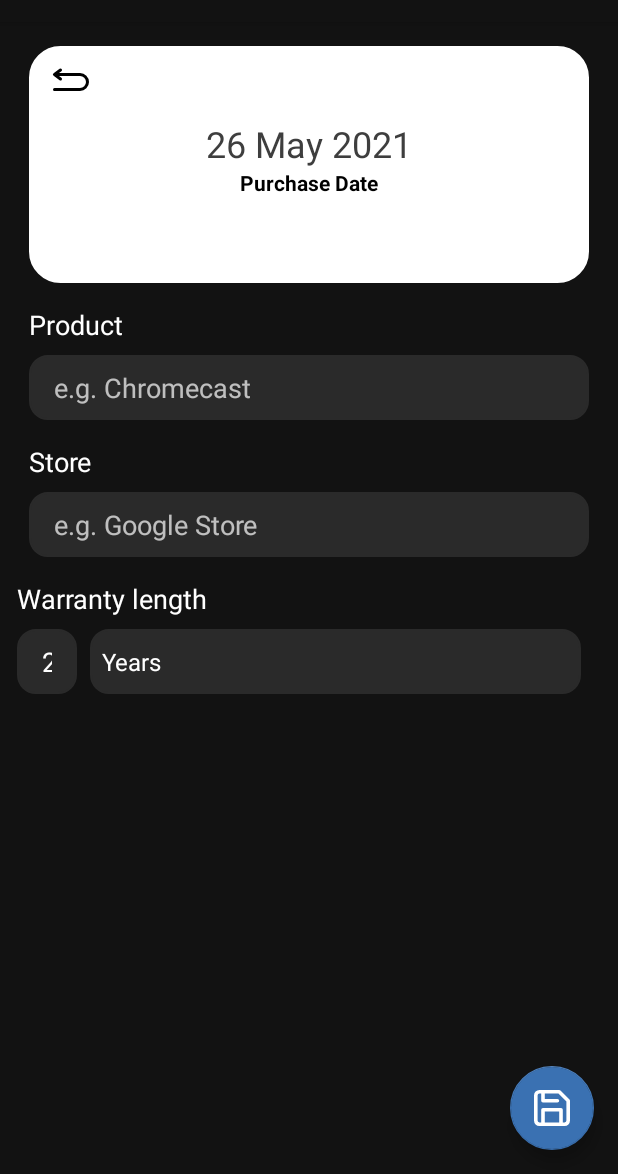
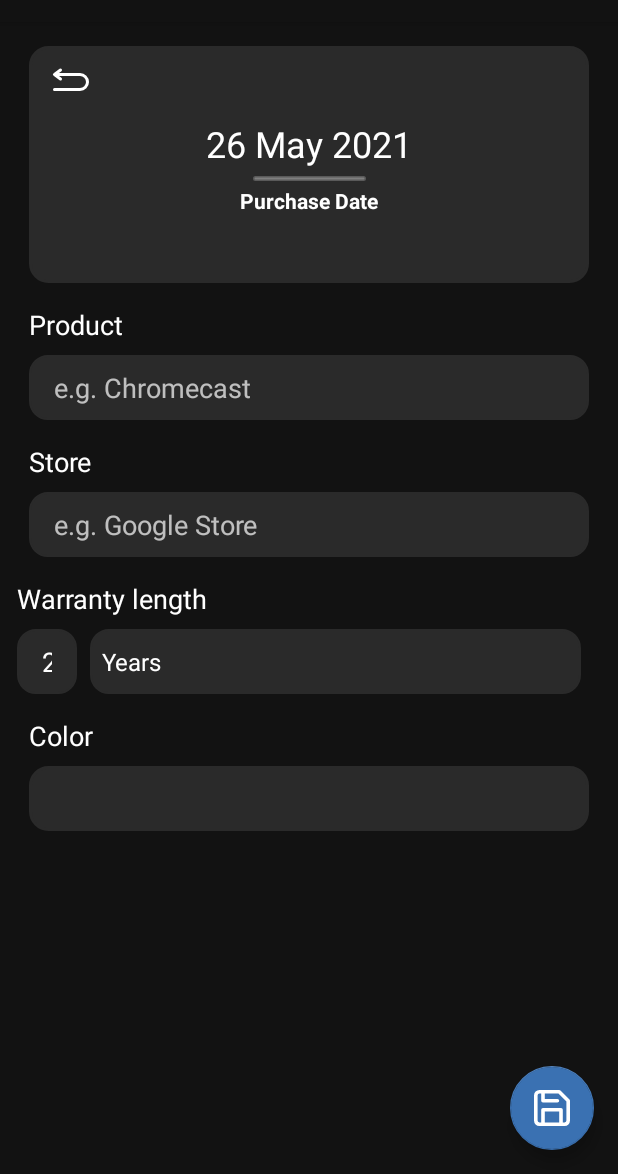
Before and after one commit to Tueska/android-warrantyreminder, an Android app: the SecondFragment screen opened through its navigation route, on a phone screen of 412 x 824 dp, the part 62-1236 px from its top. Run offline under Robolectric (Android 15) with nearby library versions, the light colour scheme and no system bars; libraries missing offline, so code that uses them is left out: petrov.kristiyan.colorpicker.

Commit message:
Ist ja quasi Fertig.

```diff
--- a/app/build.gradle
+++ b/app/build.gradle
@@ -39,6 +39,7 @@ dependencies {
     implementation 'androidx.navigation:navigation-fragment:2.3.0'
     implementation 'androidx.navigation:navigation-ui:2.3.0'
     implementation 'androidx.recyclerview:recyclerview:1.1.0'
+    implementation 'petrov.kristiyan:colorpicker-library:1.1.10'
     testImplementation 'junit:junit:4.+'
     androidTestImplementation 'androidx.test.ext:junit:1.1.2'
     androidTestImplementation 'androidx.test.espresso:espresso-core:3.3.0'
--- a/app/src/main/java/com/example/warrantyreminder/DataModel.java
+++ b/app/src/main/java/com/example/warrantyreminder/DataModel.java
@@ -18,6 +18,7 @@ public class DataModel {
 
     public static String product;
     public static String store;
+    public static String color = "#2A2A2A";
     public static int warrantyLength;
     public static int warrantyLengthType;
 
@@ -28,6 +29,7 @@ public class DataModel {
         dateMonth = 0;
         dateDayOfMonth = 0;
 
+        color = "#2A2A2A";
         product = "";
         store = "";
         warrantyLengthType = 0;
--- a/app/src/main/java/com/example/warrantyreminder/MainActivity.java
+++ b/app/src/main/java/com/example/warrantyreminder/MainActivity.java
@@ -1,32 +1,26 @@
 package com.example.warrantyreminder;
 
+import android.graphics.Color;
 import android.os.Bundle;
-
-import com.google.android.material.snackbar.Snackbar;
 
 import androidx.appcompat.app.AppCompatActivity;
 
-import android.util.Log;
 import android.view.View;
+import android.widget.ImageView;
 
 import androidx.fragment.app.DialogFragment;
-import androidx.navigation.NavController;
-import androidx.navigation.Navigation;
-import androidx.navigation.ui.AppBarConfiguration;
-import androidx.navigation.ui.NavigationUI;
-import androidx.recyclerview.widget.RecyclerView;
 
 import com.example.warrantyreminder.databinding.ActivityMainBinding;
 
-import android.view.Menu;
-import android.view.MenuItem;
+import java.lang.reflect.Array;
+import java.util.ArrayList;
 
-import java.util.List;
+import petrov.kristiyan.colorpicker.ColorPicker;
 
 public class MainActivity extends AppCompatActivity {
 
     private ActivityMainBinding binding;
-    private ProductAdapter productAdapter;
+    private ArrayList<String> colorList;
     public static SQLiteHelper sql;
 
     @Override
@@ -36,40 +30,55 @@ public class MainActivity extends AppCompatActivity {
         binding = ActivityMainBinding.inflate(getLayoutInflater());
         setContentView(binding.getRoot());
 
+        this.fillColors();
         this.sql = new SQLiteHelper(this);
 
-
-
         setSupportActionBar(binding.toolbar);
-
-        //NavController navController = Navigation.findNavController(this, R.id.fabCreate);
-
     }
-
-//    @Override
-//    public boolean onCreateOptionsMenu(Menu menu) {
-//        // Inflate the menu; this adds items to the action bar if it is present.
-//        getMenuInflater().inflate(R.menu.menu_main, menu);
-//        return true;
-//    }
-
-//    @Override
-//    public boolean onOptionsItemSelected(MenuItem item) {
-//        // Handle action bar item clicks here. The action bar will
-//        // automatically handle clicks on the Home/Up button, so long
-//        // as you specify a parent activity in AndroidManifest.xml.
-//        int id = item.getItemId();
-//
-//        //noinspection SimplifiableIfStatement
-//        if (id == R.id.action_settings) {
-//            return true;
-//        }
-//
-//        return super.onOptionsItemSelected(item);
-//    }
 
     public void showDatePickerDialog(View view) {
         DialogFragment newFragment = new DatePickerFragment();
         newFragment.show(getSupportFragmentManager(), "datePicker");
     }
+
+    public void showColorPickerDialog(View view) {
+        ColorPicker cp = new ColorPicker(this);
+        cp.setRoundColorButton(true);
+        cp.setTitle("Choose a nice color");
+        cp.setColors(this.colorList);
+
+        ArrayList<String> al = this.colorList;
+
+        cp.show();
+        cp.setOnChooseColorListener(new ColorPicker.OnChooseColorListener() {
+            @Override
+            public void onChooseColor(int position, int color) {
+                ImageView iv = DataModel.secondFragment.getView().findViewById(R.id.colorPurchaseDate);
+                iv.setColorFilter(Color.parseColor(al.get(position)));
+                iv = DataModel.secondFragment.getView().findViewById(R.id.colorPicker);
+                iv.setColorFilter(Color.parseColor(al.get(position)));
+
+                DataModel.color = al.get(position);
+            }
+
+            @Override
+            public void onCancel() {
+                return;
+            }
+        });
+    }
+
+    private void fillColors() {
+        this.colorList = new ArrayList<>();
+        this.colorList.add("#2A2A2A");
+        this.colorList.add("#38A18B");
+        this.colorList.add("#CB7C7A");
+        this.colorList.add("#CDA35F");
+        this.colorList.add("#266678");
+        this.colorList.add("#062E5F");
+        this.colorList.add("#FBA700");
+        this.colorList.add("#3DDC84");
+        this.colorList.add("#BE82CA");
+        this.colorList.add("#E20639");
+    }
 }
--- a/app/src/main/java/com/example/warrantyreminder/SecondFragment.java
+++ b/app/src/main/java/com/example/warrantyreminder/SecondFragment.java
@@ -76,6 +76,7 @@ public class SecondFragment extends Fragment implements AdapterView.OnItemSelect
                 we.setStore(DataModel.secondFragment.store.getText().toString());
                 Date purchaseDate = new Date(DataModel.dateYear - 1900, DataModel.dateMonth - 1, DataModel.dateDayOfMonth);
                 we.setPurchaseDate(purchaseDate.getTime());
+                we.setColor(DataModel.color);
 
                 Calendar cal = Calendar.getInstance();
                 cal.setTime(purchaseDate);
@@ -93,8 +94,6 @@ public class SecondFragment extends Fragment implements AdapterView.OnItemSelect
                 we.setWarrantyExpireDate(cal.getTime().getTime());
 
                 MainActivity.sql.addProduct(we);
-
-                System.out.println("PRODUCT:\t" + we.getProduct() + "\nSTORE:\t" + we.getStore() + "\nPURCHASE DATE:\t" + we.getPurchaseDate() + "\nEXPIRE DATE:\t" + we.getWarrantyExpireDate());
             }
         });
 
--- a/app/src/main/res/drawable/editable_text_border.xml
+++ b/app/src/main/res/drawable/editable_text_border.xml
@@ -1,9 +1,9 @@
 <?xml version="1.0" encoding="utf-8"?>
 <shape xmlns:android="http://schemas.android.com/apk/res/android">
-    <solid android:color="#2A2A2A" />
+    <solid android:color="@color/cp_slate" />
     <stroke
         android:width="1dip"
-        android:color="#2A2A2A" />
+        android:color="@color/cp_slate" />
     <corners
         android:bottomLeftRadius="12dp"
         android:bottomRightRadius="12dp"
--- a/app/src/main/res/drawable/rectangle.xml
+++ b/app/src/main/res/drawable/rectangle.xml
@@ -5,6 +5,6 @@
         android:top="2dp"
         android:right="2dp"
         android:bottom="2dp" />
-    <corners android:radius="20dp" />
+    <corners android:radius="12dp" />
     <solid android:color="#fff" />
 </shape>
--- a/app/src/main/res/layout/fragment_second.xml
+++ b/app/src/main/res/layout/fragment_second.xml
@@ -21,11 +21,12 @@
         app:srcCompat="@drawable/ic_save" />
 
     <ImageView
-        android:id="@+id/imageView2"
+        android:id="@+id/colorPurchaseDate"
         android:layout_width="373dp"
         android:layout_height="158dp"
         android:layout_marginTop="16dp"
         android:src="@drawable/rectangle"
+        android:tint="@color/cp_slate"
         app:layout_constraintEnd_toEndOf="parent"
         app:layout_constraintStart_toStartOf="parent"
         app:layout_constraintTop_toTopOf="parent" />
@@ -45,7 +46,7 @@
         android:textColor="#FFFFFF"
         app:layout_constraintEnd_toEndOf="parent"
         app:layout_constraintStart_toStartOf="parent"
-        app:layout_constraintTop_toBottomOf="@+id/imageView2" />
+        app:layout_constraintTop_toBottomOf="@+id/colorPurchaseDate" />
 
     <EditText
         android:id="@+id/inputStore"
@@ -91,24 +92,25 @@
         android:onClick="showDatePickerDialog"
         android:text="01 January 1970"
         android:textAlignment="center"
-        android:textColor="#3E3E3E"
+        android:textColor="#FFFFFF"
         android:textSize="24sp"
-        app:layout_constraintBottom_toBottomOf="@+id/imageView2"
-        app:layout_constraintEnd_toEndOf="@+id/imageView2"
+        app:layout_constraintBottom_toBottomOf="@+id/colorPurchaseDate"
+        app:layout_constraintEnd_toEndOf="@+id/colorPurchaseDate"
         app:layout_constraintHorizontal_bias="0.496"
-        app:layout_constraintStart_toStartOf="@+id/imageView2"
-        app:layout_constraintTop_toTopOf="@+id/imageView2"
+        app:layout_constraintStart_toStartOf="@+id/colorPurchaseDate"
+        app:layout_constraintTop_toTopOf="@+id/colorPurchaseDate"
         app:layout_constraintVertical_bias="0.389" />
 
     <TextView
         android:id="@+id/textPurchaseDate"
         android:layout_width="wrap_content"
         android:layout_height="wrap_content"
+        android:layout_marginTop="12dp"
         android:text="Purchase Date"
-        android:textColor="#000000"
+        android:textColor="#FFFFFF"
         android:textStyle="bold"
-        app:layout_constraintEnd_toEndOf="@+id/imageView2"
-        app:layout_constraintStart_toStartOf="@+id/imageView2"
+        app:layout_constraintEnd_toEndOf="@+id/colorPurchaseDate"
+        app:layout_constraintStart_toStartOf="@+id/colorPurchaseDate"
         app:layout_constraintTop_toBottomOf="@+id/inputPurchaseDate" />
 
     <TextView
@@ -144,6 +146,17 @@
         app:layout_constraintBottom_toTopOf="@+id/inputWarrantyNumber"
         app:layout_constraintStart_toStartOf="@+id/inputWarrantyNumber" />
 
+    <TextView
+        android:id="@+id/textColor"
+        android:layout_width="wrap_content"
+        android:layout_height="wrap_content"
+        android:layout_marginBottom="8dp"
+        android:text="Color"
+        android:textColor="#FFFFFF"
+        android:textSize="18sp"
+        app:layout_constraintBottom_toTopOf="@+id/colorPicker"
+        app:layout_constraintStart_toStartOf="@+id/colorPicker" />
+
     <Spinner
         android:id="@+id/inputWarrantySpinner"
         style="@android:style/ThemeOverlay.Material.Dark"
@@ -165,7 +178,32 @@
         android:layout_marginStart="12dp"
         android:layout_marginTop="8dp"
         android:src="@drawable/ic_back"
-        app:layout_constraintStart_toStartOf="@+id/imageView2"
-        app:layout_constraintTop_toTopOf="@+id/imageView2" />
+        android:tint="#FFFFFF"
+        app:layout_constraintStart_toStartOf="@+id/colorPurchaseDate"
+        app:layout_constraintTop_toTopOf="@+id/colorPurchaseDate" />
+
+    <ImageView
+        android:id="@+id/imageView"
+        android:layout_width="75dp"
+        android:layout_height="3dp"
+        android:layout_marginTop="2dp"
+        android:src="@drawable/rectangle"
+        app:layout_constraintBottom_toTopOf="@+id/textPurchaseDate"
+        app:layout_constraintEnd_toEndOf="@+id/colorPurchaseDate"
+        app:layout_constraintStart_toStartOf="@+id/colorPurchaseDate"
+        app:layout_constraintTop_toBottomOf="@+id/inputPurchaseDate"
+        app:tint="#39FFFFFF" />
+
+    <ImageView
+        android:id="@+id/colorPicker"
+        android:layout_width="373dp"
+        android:layout_height="43dp"
+        android:layout_marginTop="48dp"
+        android:onClick="showColorPickerDialog"
+        android:src="@drawable/rectangle"
+        android:tint="@color/cp_slate"
+        app:layout_constraintEnd_toEndOf="parent"
+        app:layout_constraintStart_toStartOf="parent"
+        app:layout_constraintTop_toBottomOf="@+id/inputWarrantySpinner" />
 
 </androidx.constraintlayout.widget.ConstraintLayout>
```
Also changed, not shown: app/src/main/java/com/example/warrantyreminder/ProductAdapter.java (+22 -3 lines), app/src/main/java/com/example/warrantyreminder/SQLiteHelper.java (+7 -3 lines), app/src/main/java/com/example/warrantyreminder/WarrantyEntry.java (+10 -1 lines), app/src/main/res/layout/fragment_first.xml (+0 -8 lines), app/src/main/res/layout/fragment_product.xml (+10 -4 lines), app/src/main/res/values/colors.xml (+11 -0 lines).
